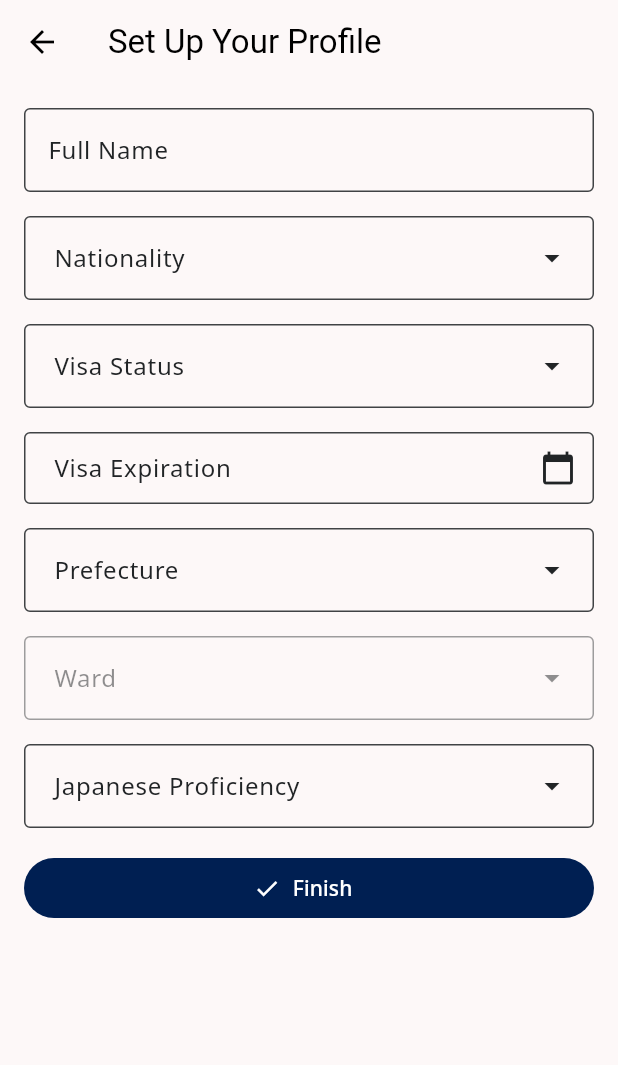
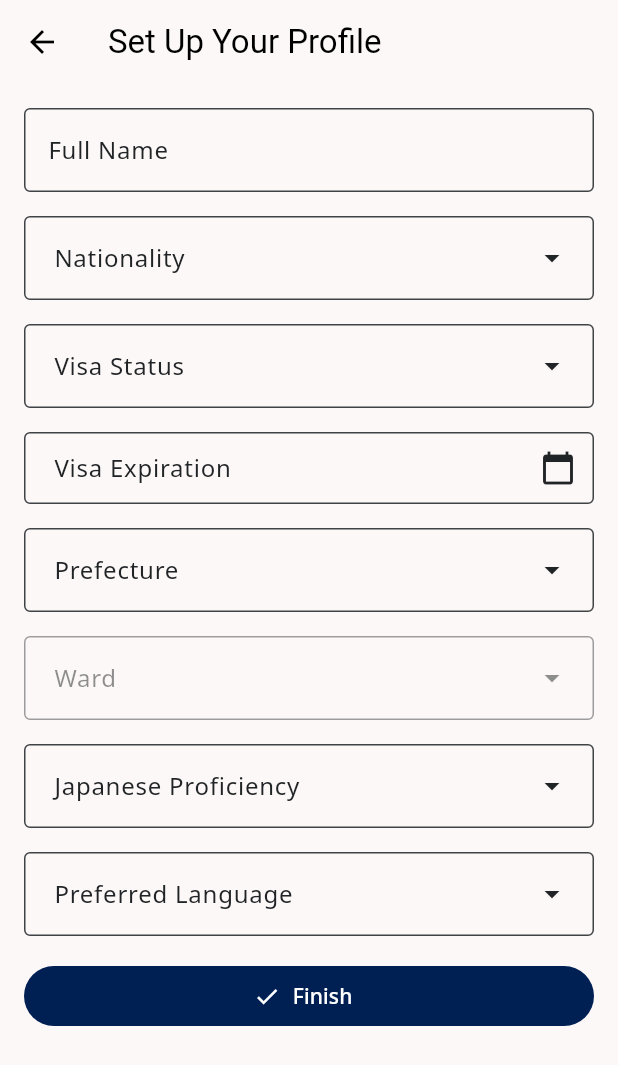
Before and after one commit to JosephArcila/WiLDoc, a Flutter app: the ProfileSetupScreen screen opened by its route, on a phone screen of 412 x 824 dp. Shown: the top 1065 px of the screen. Run offline on Flutter 3.47's test engine with Material 3 defaults, Android fonts, the phone set to English and light mode, and no system bars; our stand-ins replace cloud_firestore, firebase_auth, firebase_core, flutter_dotenv, google_fonts; missing offline and left inert: dart:js, dart:ui_web, langchain, langchain_openai, universal_html; accounts and stored records are empty.

Commit message:
Add preferred language selection to user profile setup
- Update ProfileSetupScreen to include language preference dropdown
- Add languagePreferenceController and selectedLanguagePreference state
- Create LanguagePreferenceDropdown widget
- Integrate language preference into user profile creation
- Update User model to handle preferredLanguage (already implemented)
- Expand languagePreferenceList in constants.dart with more options
- Ensure preferredLanguage is saved to database with user profile

This commit enhances the user profile setup process by allowing users to
select their preferred language. It provides a more personalized experience
and lays the groundwork for potential future localization efforts.

```diff
--- a/lib/screens/auth/profilesetup_screen.dart
+++ b/lib/screens/auth/profilesetup_screen.dart
@@ -24,19 +24,20 @@ class _ProfileSetupScreenState extends State<ProfileSetupScreen> {
   final TextEditingController _prefectureController = TextEditingController();
   final TextEditingController _wardController = TextEditingController();
   final TextEditingController _japaneseProficiencyController = TextEditingController();
+  final TextEditingController _languagePreferenceController = TextEditingController();
   String? selectedNationality;
   String? selectedVisaStatus;
   DateTime? selectedVisaExpiration;
   String? selectedPrefecture;
   String? selectedWard;
   String? selectedProficiency;
+  String? selectedLanguagePreference;
 
   Future<void> _completeProfile() async {
     if (kDebugMode) {
       print("Complete profile method called");
     }
 
-  // Check if the current user is signed in
     final currentUser = FirebaseAuth.instance.currentUser;
     if (currentUser == null) {
       if (kDebugMode) {
@@ -45,22 +46,20 @@ class _ProfileSetupScreenState extends State<ProfileSetupScreen> {
       return;
     }
 
-  // Ensure required fields are not null
     if (selectedNationality == null ||
         selectedVisaStatus == null ||
         selectedPrefecture == null ||
-      selectedProficiency == null) {
+        selectedProficiency == null ||
+        selectedLanguagePreference == null) {
       if (kDebugMode) {
         print("One or more required fields are not selected.");
       }
       return;
     }
 
-  // Check if the selected prefecture has wards
     final wardList = getWardList(selectedPrefecture!);
     final hasWards = wardList.isNotEmpty;
 
-  // If the prefecture has wards, ensure the ward field is not null
     if (hasWards && selectedWard == null) {
       if (kDebugMode) {
         print("Ward is required for the selected prefecture.");
@@ -82,7 +81,7 @@ class _ProfileSetupScreenState extends State<ProfileSetupScreen> {
       prefecture: selectedPrefecture!,
       ward: hasWards ? selectedWard! : '',
       japaneseProficiency: selectedProficiency!,
-    preferredLanguage: 'en',
+      preferredLanguage: selectedLanguagePreference!,
       createdAt: DateTime.now(),
       updatedAt: DateTime.now(),
     );
@@ -102,7 +101,6 @@ class _ProfileSetupScreenState extends State<ProfileSetupScreen> {
         print("User saved successfully");
       }
 
-      // Navigate to the next screen if the widget is still mounted
       if (mounted) {
         Navigator.pushReplacementNamed(context, AppRoutes.scanDocument);
       }
@@ -203,6 +201,16 @@ class _ProfileSetupScreenState extends State<ProfileSetupScreen> {
               onSelected: (String? proficiency) {
                 setState(() {
                   selectedProficiency = proficiency;
+                });
+              },
+            ),
+            const SizedBox(height: 16.0),
+            LanguagePreferenceDropdown(
+              controller: _languagePreferenceController,
+              selectedLanguagePreference: selectedLanguagePreference,
+              onSelected: (String? language) {
+                setState(() {
+                  selectedLanguagePreference = language;
                 });
               },
             ),
@@ -385,6 +393,30 @@ class ProficiencyDropdown extends StatelessWidget {
   }
 }
 
+class LanguagePreferenceDropdown extends StatelessWidget {
+  final TextEditingController controller;
+  final String? selectedLanguagePreference;
+  final ValueChanged<String?> onSelected;
+
+  const LanguagePreferenceDropdown({
+    super.key,
+    required this.controller,
+    required this.selectedLanguagePreference,
+    required this.onSelected,
+  });
+
+  @override
+  Widget build(BuildContext context) {
+    return CustomDropdownMenu<String>(
+      controller: controller,
+      labelText: 'Preferred Language',
+      items: languagePreferenceList,
+      selectedValue: selectedLanguagePreference,
+      onSelected: onSelected,
+    );
+  }
+}
+
 class FinishButton extends StatelessWidget {
   final VoidCallback onPressed;
 
--- a/lib/utils/constants.dart
+++ b/lib/utils/constants.dart
@@ -281,6 +281,30 @@ const List<String> prefectureList = [
   "Okinawa"
 ];
 
+// List of language preferences
+const List<String> languagePreferenceList = [
+  'English',
+  'Japanese',
+  'Simplified Chinese',
+  'Traditional Chinese',
+  'Korean',
+  'Vietnamese',
+  'Filipino',
+  'Portuguese',
+  'Spanish',
+  'French',
+  'German',
+  'Italian',
+  'Russian',
+  'Thai',
+  'Indonesian',
+  'Nepali',
+  'Hindi',
+  'Bengali',
+  'Urdu',
+  'Arabic',
+];
+
 
 // List of Japanese proficiency levels
 const List<String> proficiencyList = [
```
Also changed, not shown: lib/models/user.dart (line endings or trailing spaces), 1 other file. Lines whose indentation alone changed are shown as unchanged.
